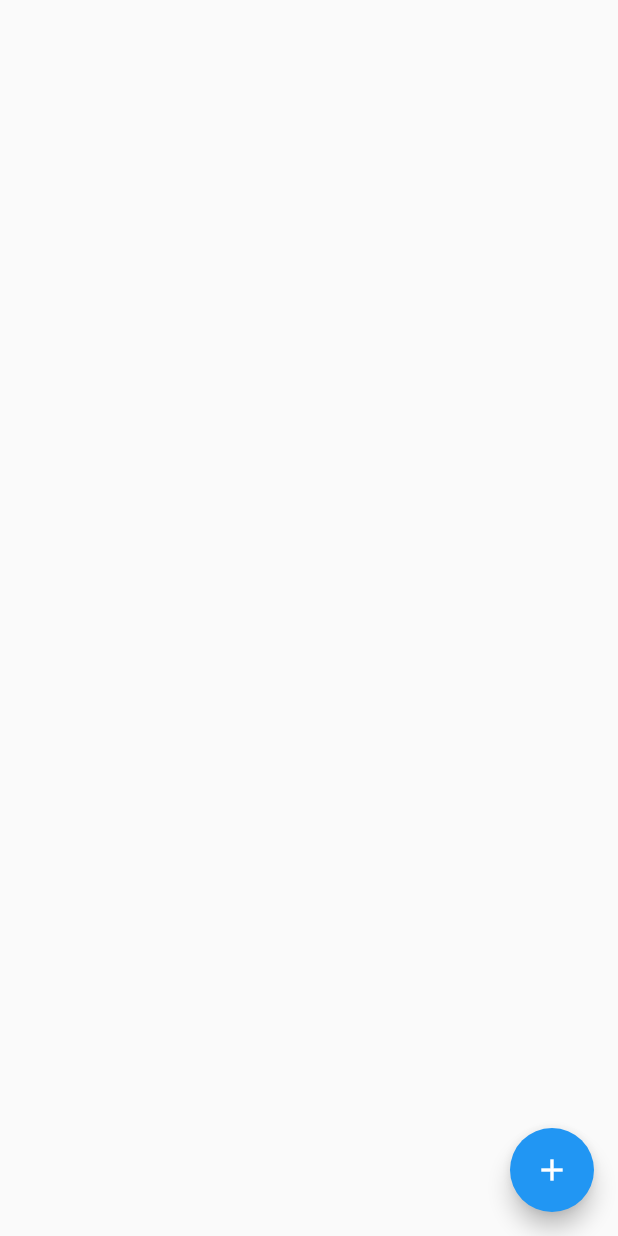
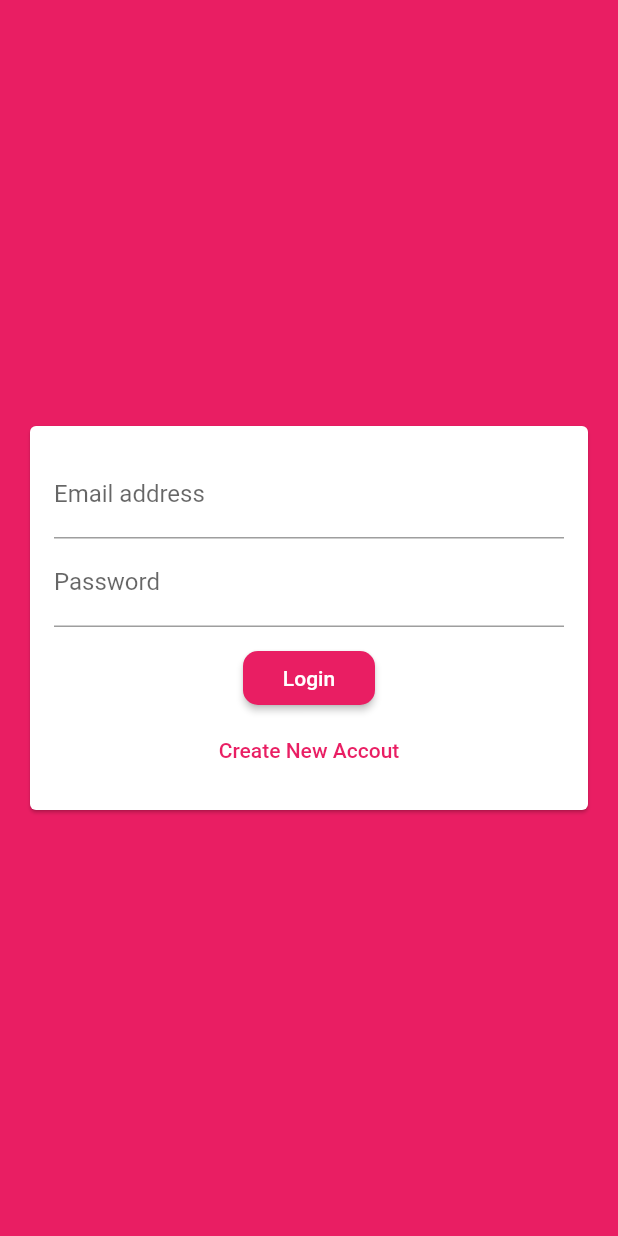
Before and after one commit to yeasin50/ChatApp, a Flutter app: the screen it shows after launch, on a phone screen of 412 x 824 dp. Run offline on Flutter 3.47's test engine with Material 2 defaults, Android fonts, the phone set to English and light mode, and no system bars; our stand-ins replace cloud_firestore, firebase_auth, firebase_core; accounts and stored records are empty.

Commit message:
auth impliment

```diff
--- a/lib/main.dart
+++ b/lib/main.dart
@@ -1,3 +1,4 @@
+import 'package:chatApp/screens/auth_screen.dart';
 import 'package:chatApp/screens/chat_screen.dart';
 import 'package:firebase_core/firebase_core.dart';
 import 'package:flutter/material.dart';
@@ -14,10 +15,21 @@ class MyApp extends StatelessWidget {
     return MaterialApp(
       title: 'Chat App',
       theme: ThemeData(
-        primarySwatch: Colors.blue,
+        primarySwatch: Colors.pink,
+        backgroundColor: Colors.pink,
+        accentColor: Colors.deepPurple,
+        accentColorBrightness: Brightness.dark,
         visualDensity: VisualDensity.adaptivePlatformDensity,
+        //override some properties
+        buttonTheme: ButtonTheme.of(context).copyWith(
+          buttonColor: Colors.pink,
+          textTheme: ButtonTextTheme.primary,
+          shape: RoundedRectangleBorder(
+            borderRadius: BorderRadius.circular(10)
+          )
+        )
       ),
-      home: ChatScreen(),
+      home: AuthScreen(),
     );
   }
 }
--- /dev/null
+++ b/lib/screens/auth_screen.dart
@@ -0,0 +1,69 @@
+import 'package:flutter/services.dart';
+
+import '../widgets/auth/auth_form.dart';
+import 'package:flutter/material.dart';
+import 'package:firebase_auth/firebase_auth.dart';
+
+class AuthScreen extends StatefulWidget {
+  AuthScreen({Key key}) : super(key: key);
+
+  @override
+  _AuthScreenState createState() => _AuthScreenState();
+}
+
+class _AuthScreenState extends State<AuthScreen> {
+  final _auth = FirebaseAuth.instance;
+
+  void _submitAuthForm(
+    String email,
+    String password,
+    String userName,
+    bool isLogin,
+    BuildContext ctx,
+  ) async {
+    UserCredential authResult;
+
+    try {
+      if (isLogin) {
+        authResult = await _auth.signInWithEmailAndPassword(
+          email: email,
+          password: password,
+        );
+      } else {
+        await _auth.createUserWithEmailAndPassword(
+          email: email,
+          password: password,
+        );
+      }
+    } on PlatformException catch (err) {
+      var msg = 'please check your credentials!';
+
+      if (err.message != null) {
+        msg = err.message;
+      }
+      Scaffold.of(ctx).showSnackBar(
+        SnackBar(
+          content: Text(msg),
+          backgroundColor: Theme.of(context).errorColor,
+        ),
+      );
+    } catch (error) {
+      print("On Glob");
+      print(error.toString());
+      Scaffold.of(ctx).showSnackBar(
+        SnackBar(
+          content: Text(error.toString()),
+          backgroundColor: Theme.of(context).errorColor,
+        ),
+      );
+    }
+  }
+
+  @override
+  Widget build(BuildContext context) {
+    return Scaffold(
+      backgroundColor: Theme.of(context).primaryColor,
+      body: AuthForm(_submitAuthForm),
+    );
+  }
+}
--- /dev/null
+++ b/lib/widgets/auth/auth_form.dart
@@ -0,0 +1,134 @@
+import 'package:flutter/material.dart';
+
+class AuthForm extends StatefulWidget {
+  AuthForm(this.submitFuntion);
+
+  final void Function(
+    String email,
+    String password,
+    String userName,
+    bool isLogin,
+    BuildContext ctx,
+  ) submitFuntion;
+
+  @override
+  _AuthFormState createState() => _AuthFormState();
+}
+
+class _AuthFormState extends State<AuthForm> {
+  final _formKey = GlobalKey<FormState>();
+  var _isLogin = true;
+
+  String _userEmail = '';
+  String _userName = '';
+  String _userPassword = '';
+
+  void _trySubmit() {
+    final isValid = _formKey.currentState.validate();
+
+    /// closing keyboard while submit
+    FocusScope.of(context).unfocus();
+    if (isValid) {
+      _formKey.currentState.save();
+
+      // sending value to auth
+      widget.submitFuntion(
+        _userEmail.trim(),
+        _userName.trim(),
+        _userPassword.trim(),
+        _isLogin,
+        context,
+      );
+    }
+  }
+
+  @override
+  Widget build(BuildContext context) {
+    return Center(
+      child: Card(
+        margin: EdgeInsets.all(20),
+        child: SingleChildScrollView(
+          child: Padding(
+            padding: EdgeInsets.all(16),
+            child: Form(
+              key: _formKey,
+              child: Column(
+                mainAxisSize: MainAxisSize.min,
+                children: <Widget>[
+                  TextFormField(
+                    key: ValueKey('email'),
+                    validator: (value) {
+                      if (value.isEmpty || !value.contains('@')) {
+                        return 'Enter a valid email';
+                      }
+                      return null;
+                    },
+                    keyboardType: TextInputType.emailAddress,
+                    decoration: InputDecoration(
+                      labelText: "Email address",
+                    ),
+                    onSaved: (value) {
+                      _userEmail = value;
+                    },
+                  ),
+                  // minimum sdk v2.3
+                  if (!_isLogin)
+                    TextFormField(
+                      key: ValueKey('userName'),
+                      validator: (value) {
+                        if (value.isEmpty || value.length < 6) {
+                          return 'must be 6 charecter long';
+                        }
+                        return null;
+                      },
+                      keyboardType: TextInputType.emailAddress,
+                      decoration: InputDecoration(
+                        labelText: "Username",
+                      ),
+                      onSaved: (newValue) {
+                        _userName = newValue;
+                      },
+                    ),
+                  TextFormField(
+                    key: ValueKey('password'),
+                    validator: (value) {
+                      if (value.length < 4) {
+                        return 'minimum 4 charecter long';
+                      }
+                      return null;
+                    },
+                    decoration: InputDecoration(
+                      labelText: 'Password',
+                    ),
+                    obscureText: true,
+                    onSaved: (newValue) {
+                      _userPassword = newValue;
+                    },
+                  ),
+                  SizedBox(
+                    height: 10,
+                  ),
+                  RaisedButton(
+                    child: Text(_isLogin ? "Login" : 'Signup'),
+                    onPressed: _trySubmit,
+                  ),
+                  FlatButton(
+                    onPressed: () {
+                      setState(() {
+                        _isLogin = !_isLogin;
+                      });
+                    },
+                    child: Text(_isLogin
+                        ? "Create New Accout"
+                        : 'Already have ana account'),
+                    textColor: Theme.of(context).primaryColor,
+                  ),
+                ],
+              ),
+            ),
+          ),
+        ),
+      ),
+    );
+  }
+}
--- a/pubspec.yaml
+++ b/pubspec.yaml
@@ -25,6 +25,7 @@ dependencies:
     sdk: flutter
   cloud_firestore: ^0.14.1+3
   cupertino_icons: ^1.0.0
+  firebase_auth: ^0.18.1+2
   firebase_core: ^0.5.0+1
 
 dev_dependencies:
```
Also changed, not shown: lib/screens/chat_screen.dart (+13 -8 lines), pubspec.lock.
